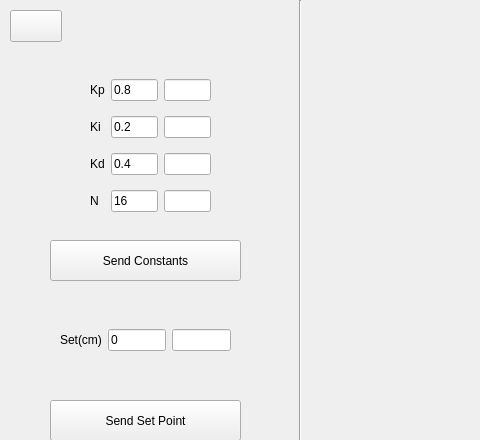
Qt form gui/qtdesigner/NewBalanceBeamWidget.ui (wyattduber/CyDAQ) before a commit; both pictures show x 0 to 480 and y 0 to 440 of the 1165 by 709 pixel window.
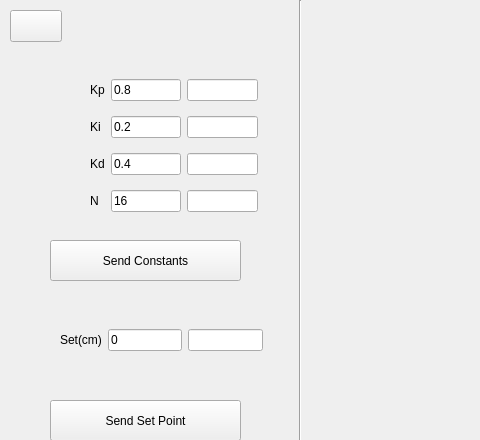
The same form after that commit. Icons and pictures are not drawn. Custom widgets are drawn as their Qt base class.

Diff of the .ui file:
```diff
--- a/gui/qtdesigner/NewBalanceBeamWidget.ui
+++ b/gui/qtdesigner/NewBalanceBeamWidget.ui
@@ -63,7 +63,7 @@
     <rect>
      <x>90</x>
      <y>70</y>
-     <width>121</width>
+     <width>168</width>
      <height>151</height>
     </rect>
    </property>
@@ -185,7 +185,7 @@
     <rect>
      <x>60</x>
      <y>300</y>
-     <width>171</width>
+     <width>203</width>
      <height>80</height>
     </rect>
    </property>
@@ -291,13 +291,13 @@
     <string>Pause</string>
    </property>
   </widget>
-  <widget class="LivePlotWidget" name="graph" native="true">
+  <widget class="QWidget" name="graph" native="true">
    <property name="geometry">
     <rect>
      <x>340</x>
-     <y>60</y>
+     <y>30</y>
      <width>801</width>
-     <height>561</height>
+     <height>641</height>
     </rect>
    </property>
    <property name="maximumSize">
@@ -308,14 +308,6 @@
    </property>
   </widget>
  </widget>
- <customwidgets>
-  <customwidget>
-   <class>LivePlotWidget</class>
-   <extends>QWidget</extends>
-   <header>pglive.sources.live_plot_widget</header>
-   <container>1</container>
-  </customwidget>
- </customwidgets>
  <resources>
   <include location="basic_operation.qrc"/>
  </resources>
```
